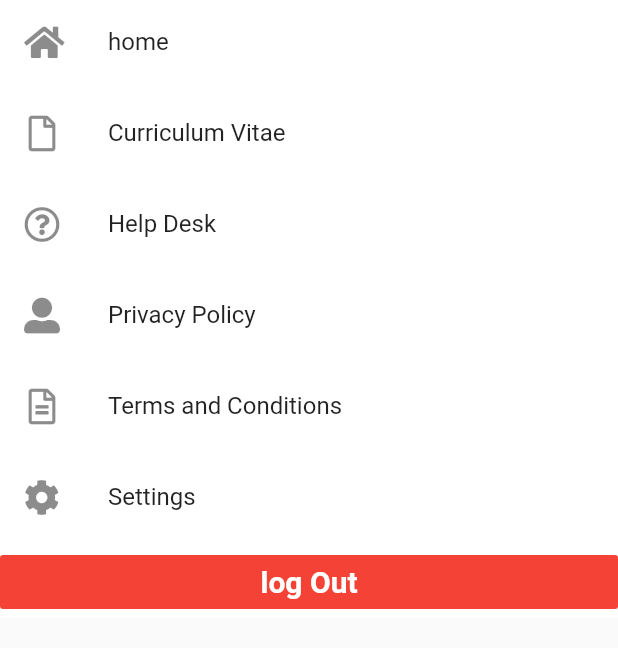
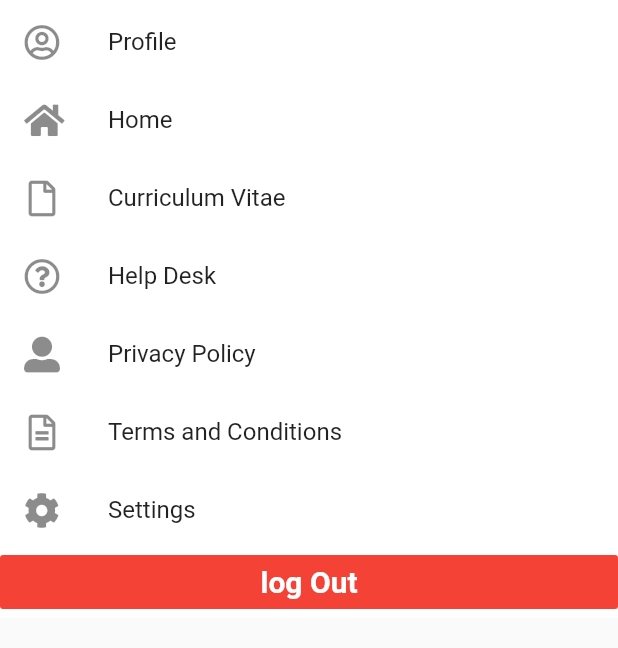
Before and after one commit to tufailsher/law-chamber, a Flutter app: the CalendarTab widget shown alone on an empty page, opened directly, on a phone screen of 412 x 824 dp. Shown: the top 648 px of the screen. Run offline on Flutter 3.47's test engine with Material 2 defaults, Android fonts, the phone set to English and light mode, and no system bars; our stand-ins replace carousel_pro, cloud_firestore, firebase_auth, firebase_core, font_awesome_flutter, google_sign_in; missing offline and left inert: zap_architecture, zap_architecture_flutter; accounts and stored records are empty.

Commit message:
settings

```diff
--- a/lib/widgets/calendar_tab.dart
+++ b/lib/widgets/calendar_tab.dart
@@ -1,5 +1,6 @@
 import 'package:flutter/material.dart';
 import 'package:font_awesome_flutter/font_awesome_flutter.dart';
+import 'package:law_chamber/pages/lawyer_data.dart';
 import 'package:law_chamber/utils/Constants.dart';
 
 import '../main.dart';
@@ -10,31 +11,39 @@ class CalendarTab extends StatefulWidget {
 }
 
 class _CalendarTabState extends State<CalendarTab> {
-  Widget buildListTile(Icon icon, Text text) {
+  Widget buildListTile(Icon icon, Text text,Function onClick) {
     return Expanded(
       child: ListTile(
         leading: icon,
         title: text,
+        onTap: onClick,
       ),
     );
   }
+
   @override
   Widget build(BuildContext context) {
     return Container(
-      color:Colors.white,
-        height: sizeConfig.height(0.5),
+      color: Colors.white,
+      height: sizeConfig.height(0.5),
       child: Column(
         children: [
-          buildListTile(Icon(FontAwesomeIcons.home),Text("home")),
-       buildListTile(Icon(FontAwesomeIcons.file),Text("Curriculum Vitae")),
-          buildListTile(Icon(FontAwesomeIcons.questionCircle),Text("Help Desk")),
-          buildListTile(Icon(FontAwesomeIcons.userAlt),Text("Privacy Policy")),
-          buildListTile(Icon(FontAwesomeIcons.fileAlt),Text("Terms and Conditions")),
-          buildListTile(Icon(FontAwesomeIcons.cog),Text("Settings")),
+          buildListTile(Icon(FontAwesomeIcons.userCircle), Text("Profile"),(){
+            Navigator.push(context, MaterialPageRoute(builder: (context)=>LawyerData()));
+          }),
+          buildListTile(Icon(FontAwesomeIcons.home), Text("Home"),(){}),
+          buildListTile(Icon(FontAwesomeIcons.file), Text("Curriculum Vitae"),(){}),
+          buildListTile(
+              Icon(FontAwesomeIcons.questionCircle), Text("Help Desk"),(){}),
+          buildListTile(Icon(FontAwesomeIcons.userAlt), Text("Privacy Policy"),(){}),
+          buildListTile(
+              Icon(FontAwesomeIcons.fileAlt), Text("Terms and Conditions"),(){}),
+          buildListTile(Icon(FontAwesomeIcons.cog), Text("Settings"),(){}),
           FlatButton(
-            onPressed: (){},
+            onPressed: () {},
             child: Center(
-              child: Text("log Out",
+              child: Text(
+                "log Out",
                 style: kDrawerHeaderText,
               ),
             ),
--- a/lib/widgets/drawer_code.dart
+++ b/lib/widgets/drawer_code.dart
@@ -3,6 +3,7 @@ import 'file:///C:/Users/Muhammad%20Tufail/AndroidStudioProjects/flutter_app/law
 import 'package:law_chamber/main.dart';
 import 'package:law_chamber/widgets/calendar_tab.dart';
 import 'package:law_chamber/widgets/call_tab.dart';
+import 'package:law_chamber/widgets/inquiries_tab.dart';
 
 class DrawerCode extends StatelessWidget {
   @override
@@ -55,9 +56,7 @@ class DrawerCode extends StatelessWidget {
                   children: [
                     CalendarTab(),
                     CallLogs(),
-                    Container(
-                      height: sizeConfig.height(0.5),
-                    ),
+                    InquiriesTab(),
                   ],
                 ),
               ),
```
Also changed, not shown: lib/pages/account_screen.dart (added, +10 -0 lines), lib/pages/credit_screen.dart (added, +57 -0 lines), lib/pages/log_in_screen.dart (+4 -6 lines), lib/pages/notification_screen.dart (added, +11 -0 lines), lib/widgets/bottom_navigation_code.dart (deleted, +0 -61 lines), lib/widgets/navigation_page.dart (added, +59 -0 lines).
